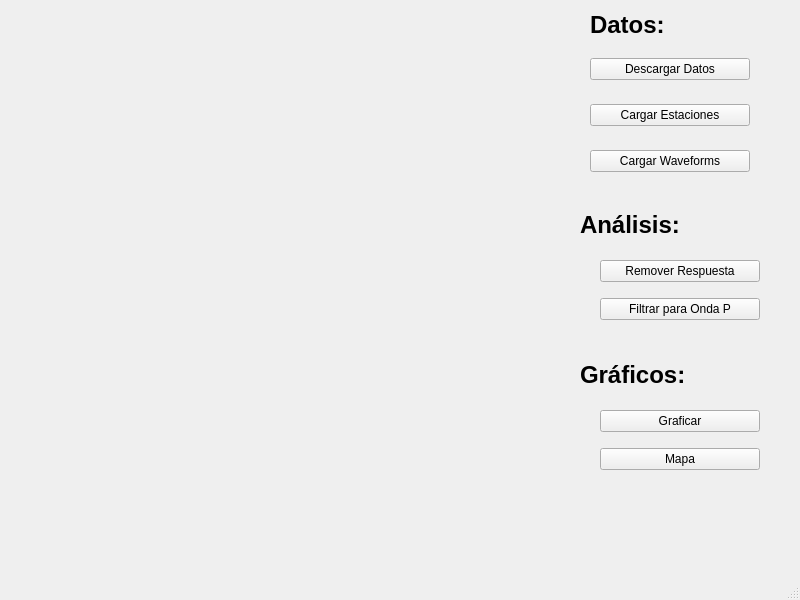
Above: qt/interfaz/main_windows.ui from DanielOrtega94/Proyecto-Python-Cientifico before the change. Below: the same form after it.
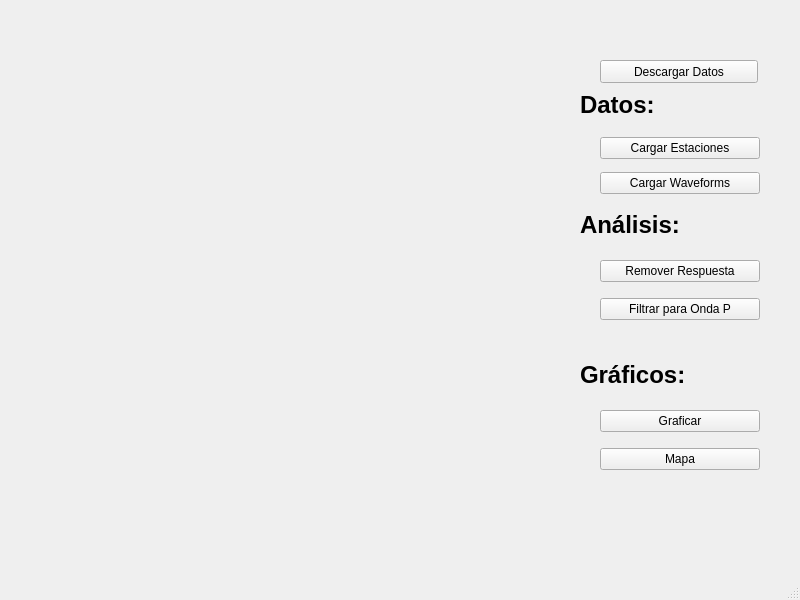
That is the form after the change.

Diff of the .ui file:
```diff
--- a/qt/interfaz/main_windows.ui
+++ b/qt/interfaz/main_windows.ui
@@ -17,20 +17,13 @@
    <widget class="QWidget" name="verticalLayoutWidget">
     <property name="geometry">
      <rect>
-      <x>590</x>
-      <y>40</y>
+      <x>600</x>
+      <y>130</y>
       <width>160</width>
-      <height>151</height>
+      <height>71</height>
      </rect>
     </property>
     <layout class="QVBoxLayout" name="verticalLayout">
-     <item>
-      <widget class="QPushButton" name="descargar_Button">
-       <property name="text">
-        <string>Descargar Datos</string>
-       </property>
-      </widget>
-     </item>
      <item>
       <widget class="QPushButton" name="cargar_estaciones_Button">
        <property name="text">
@@ -76,8 +69,8 @@
    <widget class="QLabel" name="label">
     <property name="geometry">
      <rect>
-      <x>590</x>
-      <y>10</y>
+      <x>580</x>
+      <y>90</y>
       <width>121</width>
       <height>31</height>
      </rect>
@@ -138,6 +131,19 @@
      </item>
     </layout>
    </widget>
+   <widget class="QPushButton" name="descargar_Button">
+    <property name="geometry">
+     <rect>
+      <x>600</x>
+      <y>60</y>
+      <width>158</width>
+      <height>23</height>
+     </rect>
+    </property>
+    <property name="text">
+     <string>Descargar Datos</string>
+    </property>
+   </widget>
   </widget>
   <widget class="QMenuBar" name="menubar">
    <property name="geometry">
```
